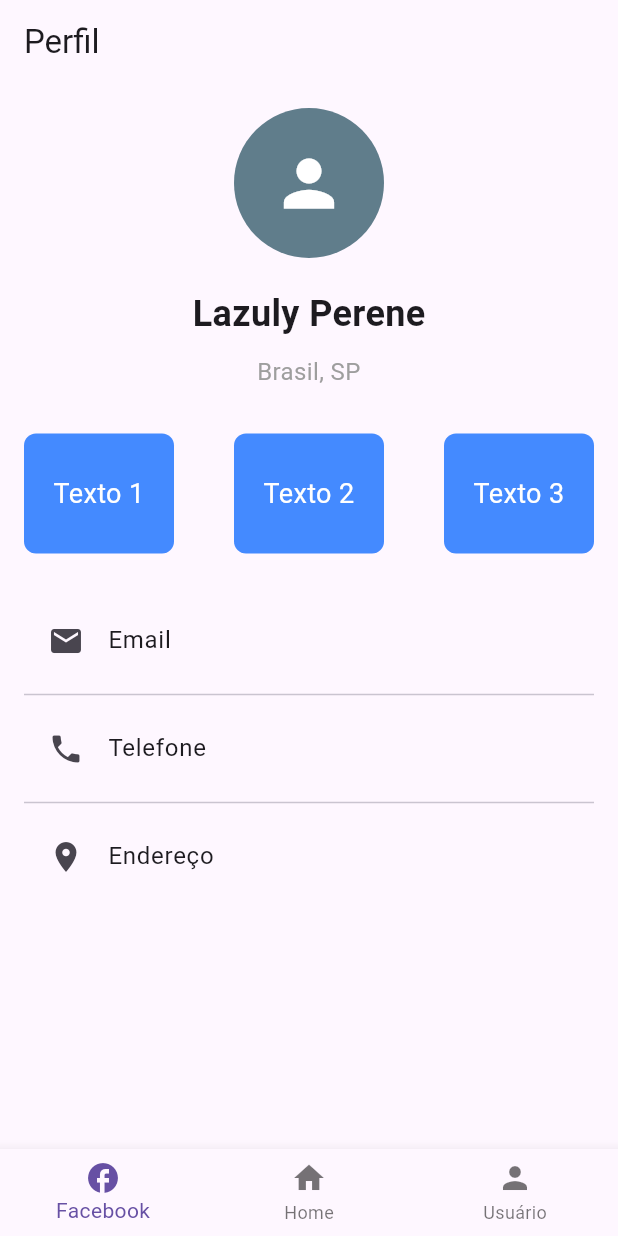
After one commit to Nathy1208/MobileCursoMobileTB, a Flutter app: the ProfilePage screen opened directly, on a phone screen of 412 x 824 dp. The commit adds this screen. Run offline on Flutter 3.47's test engine with Material 3 defaults, Android fonts, the phone set to English and light mode, and no system bars; our stand-ins replace fluttertoast.

Commit message:
07.03.2025

```diff
--- a/IntroducaoFlutter/exemplo_scarffold/lib/main.dart
+++ b/IntroducaoFlutter/exemplo_scarffold/lib/main.dart
@@ -16,7 +16,8 @@ class MyApp extends StatelessWidget{
         appBar: AppBar(title: Text("Exemplo AppBar"),
         backgroundColor: Colors.blue,) ,
         //Corpo do aplicativo
-        body: Column(
+        body: Center(
+          child: Column(
             mainAxisAlignment: MainAxisAlignment.spaceAround,
             crossAxisAlignment: CrossAxisAlignment.center,
             children: [
@@ -24,7 +25,16 @@ class MyApp extends StatelessWidget{
                 mainAxisAlignment: MainAxisAlignment.spaceAround,
                 crossAxisAlignment: CrossAxisAlignment.center,
                 children: [
-                Icon(Icons.person),
+                  Stack(alignment: Alignment.center,
+                  children: [
+                    Container(
+                      width: 200,
+                      height: 200,
+                      decoration: BoxDecoration(
+                        borderRadius: BorderRadius.circular(20), color: Colors.amber),
+                    ),
+                    Icon(Icons.person)
+                  ],),
                   Text("Coluna 2"),
                   Text("Coluna 3"),
                 ],
@@ -32,6 +42,7 @@ class MyApp extends StatelessWidget{
               Text("Linha 2"),
               Text("Linha 3")
             ],
+          ),
         ),
         //Barra lateral (menu Hamburguer)
         drawer:Drawer(child: ListView(
--- /dev/null
+++ b/IntroducaoFlutter/sa01_tela_perfil/analysis_options.yaml
@@ -0,0 +1 @@
+include: package:flutter_lints/flutter.yaml
--- /dev/null
+++ b/IntroducaoFlutter/sa01_tela_perfil/lib/main.dart
@@ -0,0 +1,139 @@
+import 'package:flutter/material.dart';
+
+void main() {
+  runApp(MyApp());
+}
+
+class MyApp extends StatelessWidget {
+  @override
+  Widget build(BuildContext context) {
+    return MaterialApp(
+      home: ProfilePage(),
+    );
+  }
+}
+
+class ProfilePage extends StatelessWidget {
+  @override
+  Widget build(BuildContext context) {
+    return Scaffold(
+      appBar: AppBar(
+        title: Text('Perfil'),
+      ),
+      body: SingleChildScrollView(
+        child: Padding(
+          padding: const EdgeInsets.all(16.0),
+          child: Column(
+            crossAxisAlignment: CrossAxisAlignment.start,
+            children: <Widget>[
+              // Container com ícone de pessoa no centro
+              Center(
+                child: Container(
+                  height: 100,
+                  width: 100,
+                  decoration: BoxDecoration(
+                    shape: BoxShape.circle,
+                    color: Colors.blueGrey,
+                  ),
+                  child: Icon(
+                    Icons.person,
+                    size: 50,
+                    color: Colors.white,
+                  ),
+                ),
+              ),
+              SizedBox(height: 20),
+
+              // Texto sobre o usuário
+              Center(
+                child: Text(
+                  'Lazuly Perene',
+                  style: TextStyle(fontSize: 24, fontWeight: FontWeight.bold),
+                ),
+              ),
+              SizedBox(height: 10),
+              Center(
+                child: Text(
+                  'Brasil, SP',
+                  textAlign: TextAlign.center,
+                  style: TextStyle(fontSize: 16, color: Colors.grey),
+                ),
+              ),
+              SizedBox(height: 30),
+
+              // 3 Containers com texto dentro
+              Row(
+                mainAxisAlignment: MainAxisAlignment.spaceBetween,
+                children: <Widget>[
+                  _buildInfoContainer('Texto 1'),
+                  _buildInfoContainer('Texto 2'),
+                  _buildInfoContainer('Texto 3'),
+                ],
+              ),
+              SizedBox(height: 30),
+
+              // Lista de ícones e textos abaixo dos containers com separadores
+              Column(
+                children: <Widget>[
+                  _buildListTile(Icons.email, 'Email'),
+                  Divider(),
+                  _buildListTile(Icons.phone, 'Telefone'),
+                  Divider(),
+                  _buildListTile(Icons.location_on, 'Endereço'),
+                ],
+              ),
+            ],
+          ),
+        ),
+      ),
+
+      // BottomNavigationBar com ícones de redes sociais
+      bottomNavigationBar: BottomNavigationBar(
+        items: [
+          BottomNavigationBarItem(
+            icon: Icon(Icons.facebook),
+            label: 'Facebook',
+          ),
+          BottomNavigationBarItem(
+            icon: Icon(Icons.home),
+            label: 'Home',
+          ),
+          BottomNavigationBarItem(
+            icon: Icon(Icons.person),
+            label: 'Usuário',
+          ),
+        ],
+        onTap: (index) {
+          // Ação quando um item for clicado
+          print('Ícone ${index + 1} clicado');
+        },
+      ),
+    );
+  }
+
+  // Função para criar containers de informação
+  Widget _buildInfoContainer(String text) {
+    return Container(
+      height: 80,
+      width: 100,
+      decoration: BoxDecoration(
+        color: Colors.blueAccent,
+        borderRadius: BorderRadius.circular(8),
+      ),
+      alignment: Alignment.center,
+      child: Text(
+        text,
+        style: TextStyle(color: Colors.white, fontSize: 18),
+        textAlign: TextAlign.center,
+      ),
+    );
+  }
+
+  // Função para criar ListTile com ícone e texto
+  Widget _buildListTile(IconData icon, String text) {
+    return ListTile(
+      leading: Icon(icon),
+      title: Text(text),
+    );
+  }
+}
```
Also changed, not shown: IntroducaoFlutter/sa01_tela_perfil/pubspec.yaml (added, +22 -0 lines), IntroducaoFlutter/sa01_tela_perfil/assets/img/image.png (added), IntroducaoFlutter/sa01_tela_perfil/pubspec.lock (added), 22 other files. Lines whose indentation alone changed are shown as unchanged.
